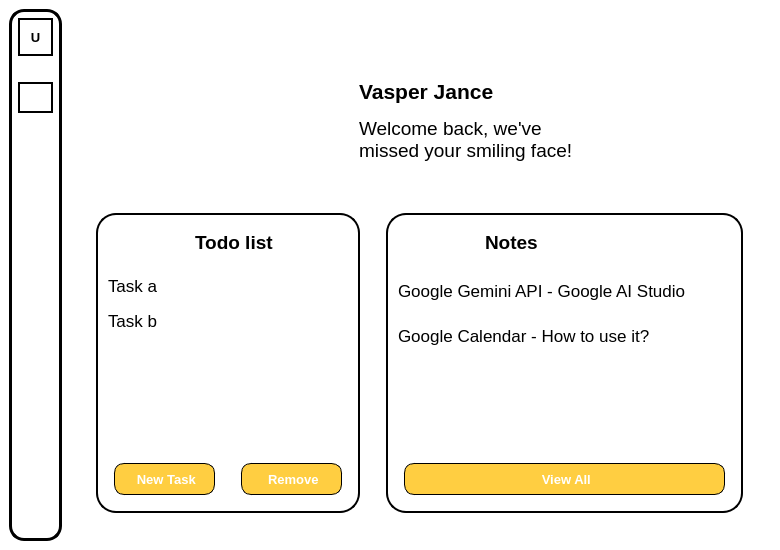
MaiNgocChau9/Python-App-A-, file SPCK/GUI/Home.ui: the form before one commit.
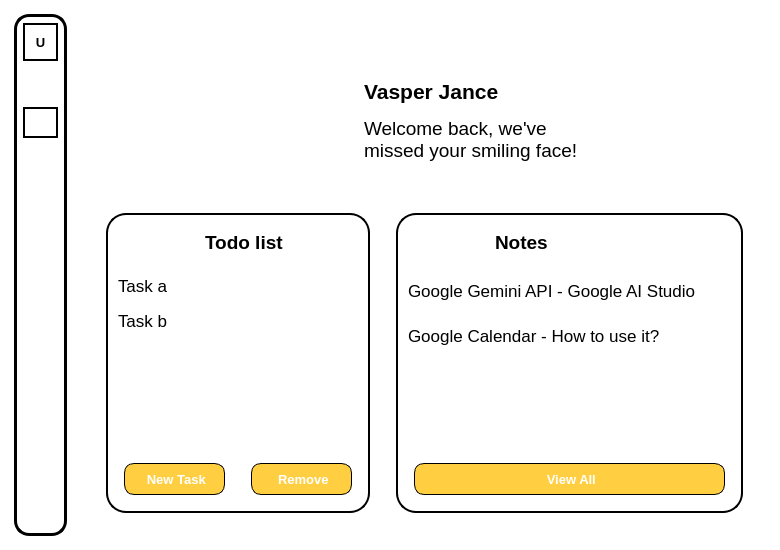
The form after the commit. Icons and pictures are not drawn.

What changed in the file:
```diff
--- a/SPCK/GUI/Home.ui
+++ b/SPCK/GUI/Home.ui
@@ -33,7 +33,8 @@
 background-color: white;
 border-radius: 15px;
 border: 3px solid black;
-padding: 0px;</string>
+padding: 0px;
+margin: 5px;</string>
       </property>
       <layout class="QVBoxLayout" name="verticalLayout_2">
        <item>
```
